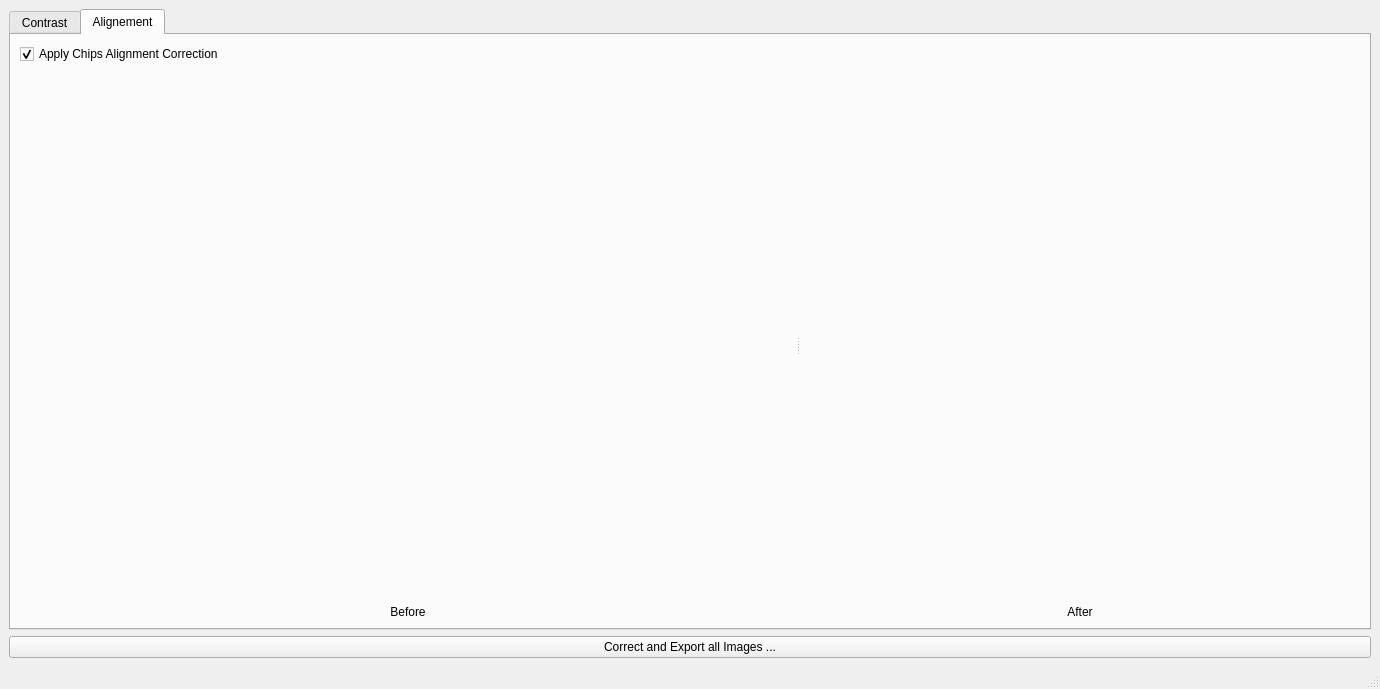
Qt form notebooks/ui/ui_mcp_chips_corrector.ui (neutronimaging/python_notebooks) before a commit.
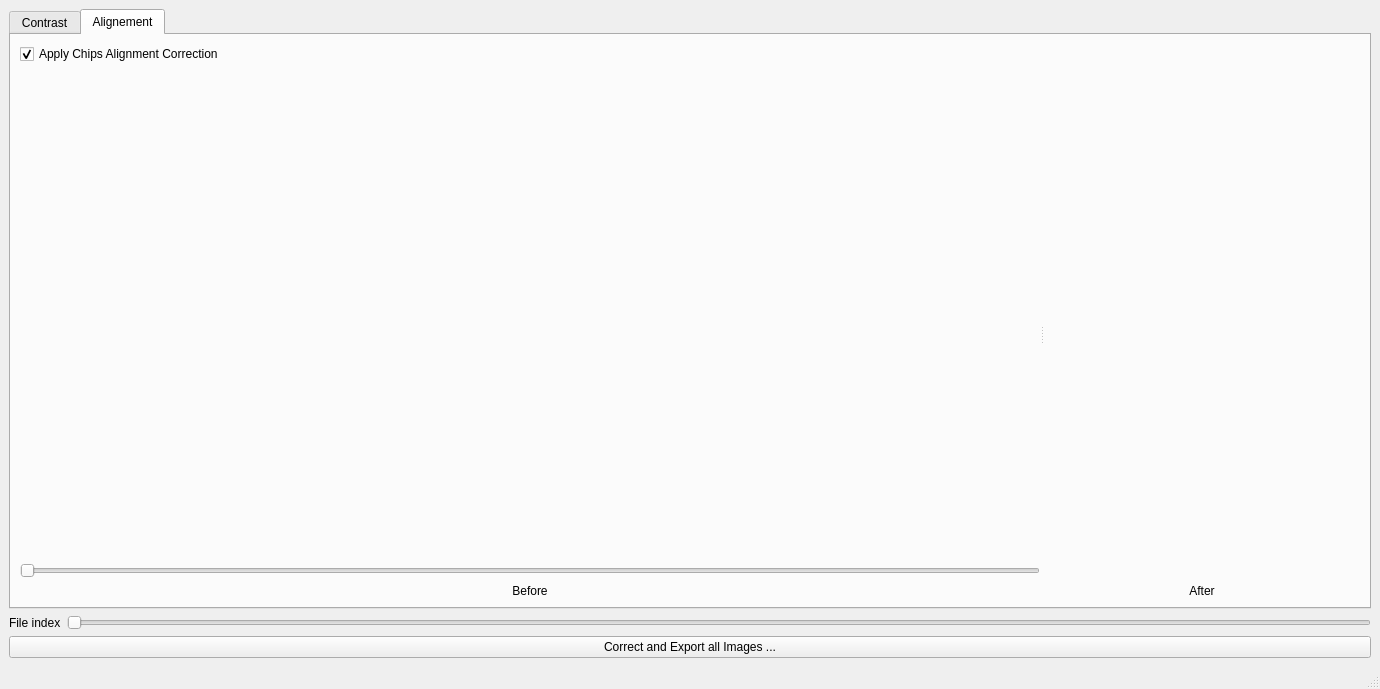
The same form after that commit. The open tabs and pages were chosen to show the change.

Commit message: Added alignment widgets and global file slider. this refs #45

What changed in the file:
```diff
--- a/notebooks/ui/ui_mcp_chips_corrector.ui
+++ b/notebooks/ui/ui_mcp_chips_corrector.ui
@@ -310,6 +310,13 @@
               </property>
              </widget>
             </item>
+            <item>
+             <widget class="QSlider" name="alignment_file_slider">
+              <property name="orientation">
+               <enum>Qt::Horizontal</enum>
+              </property>
+             </widget>
+            </item>
             <item>
              <widget class="QLabel" name="label">
               <property name="text">
@@ -352,6 +359,24 @@
       </widget>
      </widget>
     </item>
+    <item>
+     <layout class="QHBoxLayout" name="horizontalLayout">
+      <item>
+       <widget class="QLabel" name="label_4">
+        <property name="text">
+         <string>File index</string>
+        </property>
+       </widget>
+      </item>
+      <item>
+       <widget class="QSlider" name="file_slider">
+        <property name="orientation">
+         <enum>Qt::Horizontal</enum>
+        </property>
+       </widget>
+      </item>
+     </layout>
+    </item>
     <item>
      <widget class="QPushButton" name="perform_correction_pushButton">
       <property name="text">
```
Left out of the diff: 72 changed lines with no effect on the pictures. The commit also changes 2 other files.
